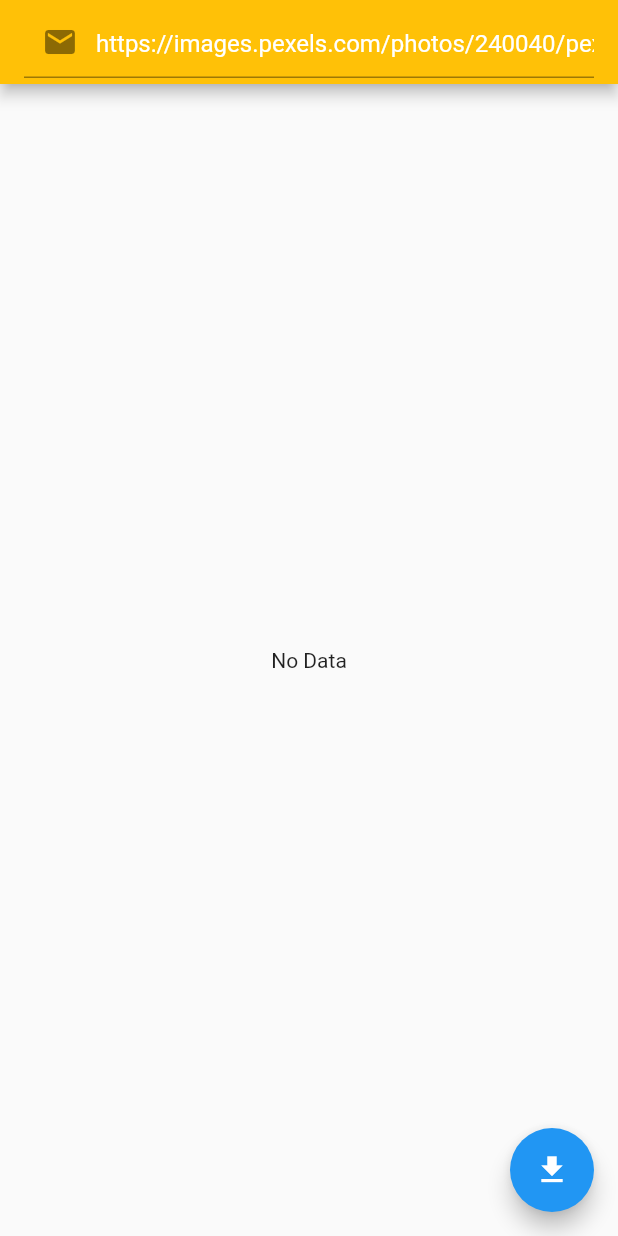
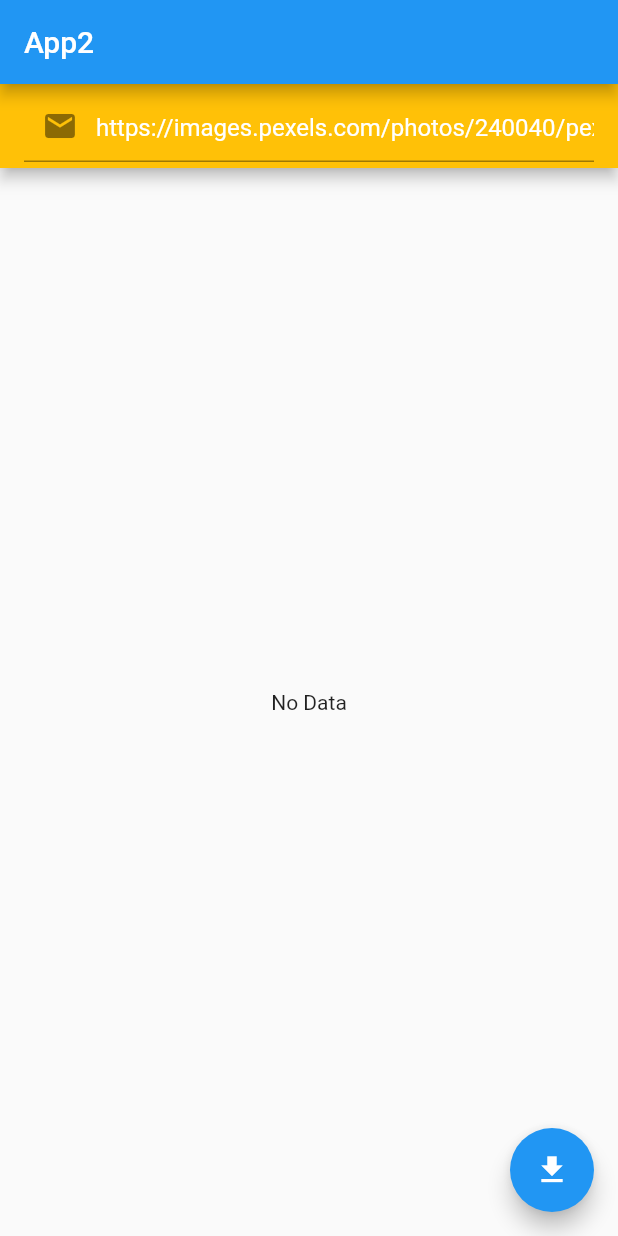
Before and after one commit to dumbokim/flutter_file_download, a Flutter app: the screen it shows after launch, on a phone screen of 412 x 824 dp. Run offline on Flutter 3.47's test engine with Material 2 defaults, Android fonts, the light colour scheme and no system bars; our stand-ins replace dio.

Commit message:
bot nav bar 위젯으로 따로제작 but 적용 오류 있음

```diff
--- a/lib/main.dart
+++ b/lib/main.dart
@@ -1,5 +1,6 @@
 import 'package:flutter/material.dart';
 import 'screens/large_file_main.dart';
+import 'widgets/bot_nav.dart';
 
 void main() {
   runApp(const MyApp());
@@ -17,7 +18,13 @@ class MyApp extends StatelessWidget {
 
         primarySwatch: Colors.blue,
       ),
-      home: LargeFileMain()
+      home: Scaffold(
+        appBar: AppBar(
+          title: const Text('App2'),
+        ),
+        body: LargeFileMain(),
+        // bottomNavigationBar: BotNav(),
+      )
     );
   }
 }
--- a/lib/screens/large_file_main.dart
+++ b/lib/screens/large_file_main.dart
@@ -2,6 +2,7 @@ import 'package:flutter/material.dart';
 import 'dart:io';
 import 'package:dio/dio.dart';
 import 'package:path_provider/path_provider.dart';
+import 'package:prac_app2/widgets/bot_nav.dart';
 
 class LargeFileMain extends StatefulWidget {
   LargeFileMain({Key? key}) : super(key: key);
@@ -39,10 +40,10 @@ class _LargeFileMainState extends State<LargeFileMain> {
           style: const TextStyle(color: Colors.white),
           keyboardType: TextInputType.text,
           decoration: InputDecoration(hintText: 'url을 입력하세요',
-            prefixIcon: Icon(Icons.email),
+            prefixIcon: const Icon(Icons.email),
             // fillColor: Colors.red,
             focusedBorder: OutlineInputBorder(
-              borderSide: BorderSide(
+              borderSide: const BorderSide(
                 width: 5,
                 color: Colors.green),
               borderRadius: BorderRadius.circular(10),
@@ -105,6 +106,7 @@ class _LargeFileMainState extends State<LargeFileMain> {
         },
         child: const Icon(Icons.file_download),
       ),
+
     );
   }
 
```
Also changed, not shown: lib/widgets/bot_nav.dart (added, +73 -0 lines).
